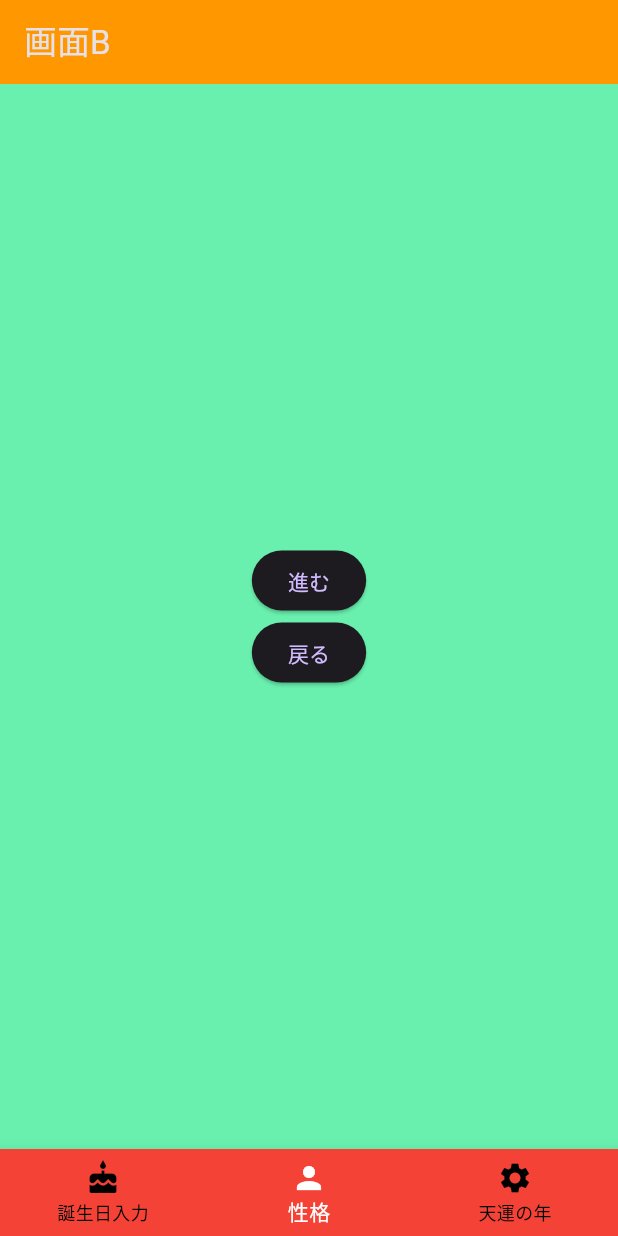
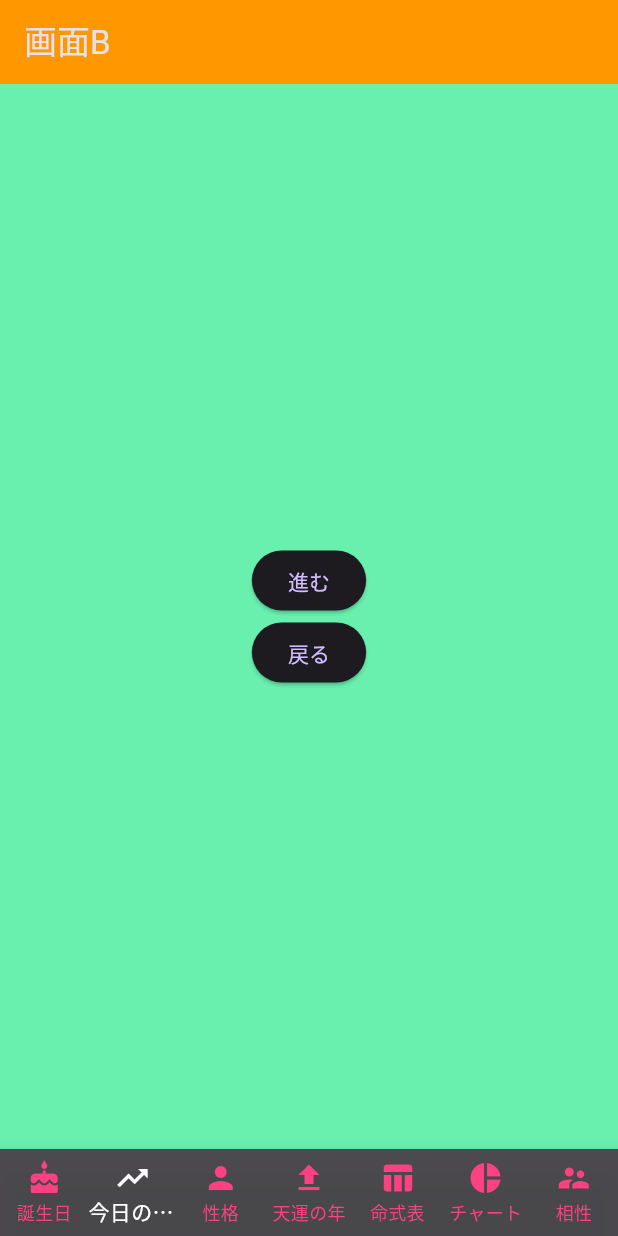
Before and after one commit to oka-teruhiro/sanchu6a, a Flutter app: the MyHomePage screen opened directly, on a phone screen of 412 x 824 dp. Run offline on Flutter 3.47's test engine with Material 3 defaults, Android fonts, the phone set to English and light mode, and no system bars; our stand-ins replace flutter_riverpod, go_router, shared_preferences; accounts and stored records are empty.

```diff
--- a/lib/main.dart
+++ b/lib/main.dart
@@ -3,6 +3,10 @@ import 'package:flutter_localizations/flutter_localizations.dart';
 import 'page_a.dart';
 import 'page_b.dart';
 import 'page_c.dart';
+import 'page_d.dart';
+import 'page_e.dart';
+import 'page_f.dart';
+import 'page_g.dart';
 
 void main() {
   runApp(const MyApp());
@@ -28,8 +32,8 @@ class MyApp extends StatelessWidget {
       // 日本語化ここまで
       title: '天運三柱推命',
       theme: ThemeData.dark(
-        //primarySwatch: Colors.blue,
-      ),
+          //primarySwatch: Colors.blue,
+          ),
       home: const MyHomePage(),
     );
   }
@@ -57,6 +61,10 @@ class MyHomePageState extends State<MyHomePage> {
     const PageA(),
     const PageB(),
     const PageC(),
+    const PageD(),
+    const PageE(),
+    const PageF(),
+    const PageG(),
   ];
 
   void onTabTapped(int index) {
@@ -72,24 +80,41 @@ class MyHomePageState extends State<MyHomePage> {
       bottomNavigationBar: _currentIndex == 0
           ? null
           : BottomNavigationBar(
-              backgroundColor: Colors.red,
+              type: BottomNavigationBarType.fixed,
+              backgroundColor: Colors.white24,
               selectedItemColor: Colors.white,
-              unselectedItemColor: Colors.black,
+              unselectedItemColor: Colors.pinkAccent,
               onTap: onTabTapped,
               currentIndex: _currentIndex,
               items: const [
                 BottomNavigationBarItem(
                   icon: Icon(Icons.cake),
-                  label: '誕生日入力',
+                  label: '誕生日',
+                ),
+                BottomNavigationBarItem(
+                  icon: Icon(Icons.trending_up),
+                  label: '今日の運勢',
                 ),
                 BottomNavigationBarItem(
                   icon: Icon(Icons.person),
                   label: '性格',
                 ),
                 BottomNavigationBarItem(
-                  icon: Icon(Icons.settings),
+                  icon: Icon(Icons.upload),
                   label: '天運の年',
-                )
+                ),
+                BottomNavigationBarItem(
+                  icon: Icon(Icons.table_chart),
+                  label: '命式表',
+                ),
+                BottomNavigationBarItem(
+                  icon: Icon(Icons.pie_chart),
+                  label: 'チャート',
+                ),
+                BottomNavigationBarItem(
+                  icon: Icon(Icons.supervisor_account),
+                  label: '相性',
+                ),
               ],
             ),
     );
```
Also changed, not shown: lib/page_a.dart (+4 -3 lines), lib/page_d.dart (added, +59 -0 lines), lib/page_e.dart (added, +59 -0 lines), lib/page_f.dart (added, +59 -0 lines), lib/page_g.dart (added, +59 -0 lines).
